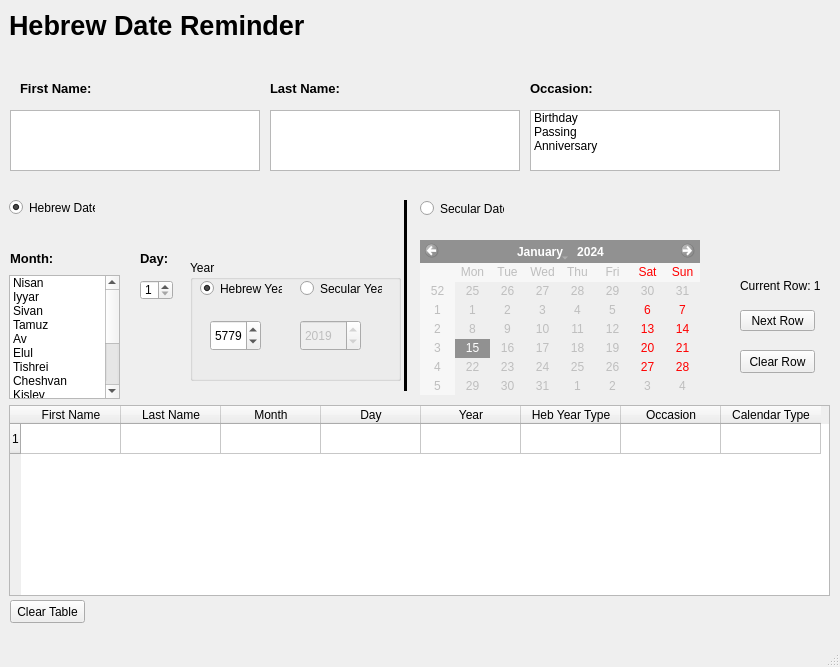
This is app_gui.ui in roovyshapiro/HebrewDateReminder as Qt 5 draws it before an edit. The edited form follows.
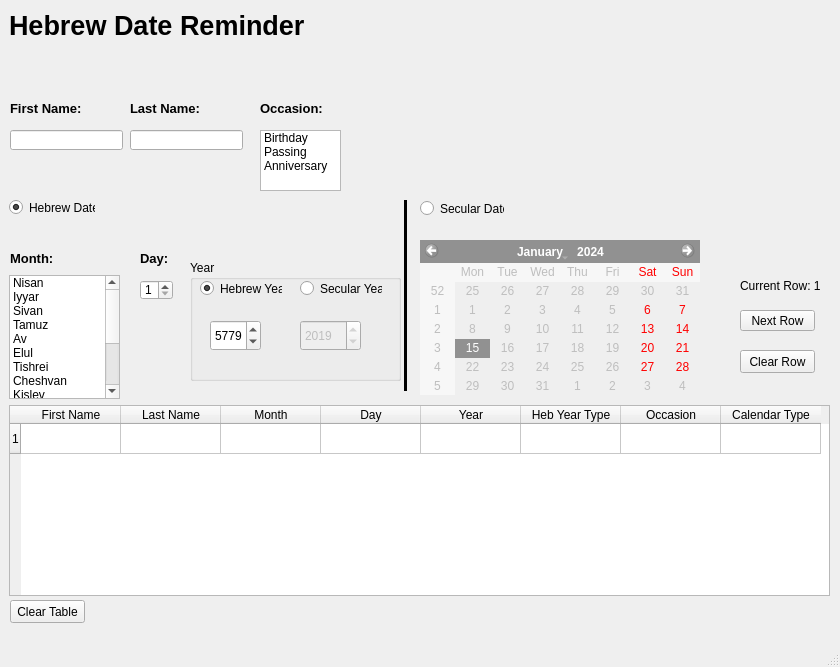
This is the edited form.

Commit message:
Change PlainTextEdit to LineEdit
First name and last name boxes using Line Edit boxes
which are much better designed for 1 word text entries.

The edit to the form file:
```diff
--- a/app_gui.ui
+++ b/app_gui.ui
@@ -100,9 +100,9 @@
    <widget class="QListWidget" name="occasion_list">
     <property name="geometry">
      <rect>
-      <x>530</x>
-      <y>110</y>
-      <width>250</width>
+      <x>260</x>
+      <y>130</y>
+      <width>81</width>
       <height>61</height>
      </rect>
     </property>
@@ -265,31 +265,11 @@
      <string>Day:</string>
     </property>
    </widget>
-   <widget class="QPlainTextEdit" name="first_name">
-    <property name="geometry">
-     <rect>
-      <x>10</x>
-      <y>110</y>
-      <width>250</width>
-      <height>61</height>
-     </rect>
-    </property>
-   </widget>
-   <widget class="QPlainTextEdit" name="last_name">
-    <property name="geometry">
-     <rect>
-      <x>270</x>
-      <y>110</y>
-      <width>250</width>
-      <height>61</height>
-     </rect>
-    </property>
-   </widget>
    <widget class="QLabel" name="label_3">
     <property name="geometry">
      <rect>
-      <x>20</x>
-      <y>80</y>
+      <x>10</x>
+      <y>100</y>
       <width>72</width>
       <height>16</height>
      </rect>
@@ -308,8 +288,8 @@
    <widget class="QLabel" name="label_4">
     <property name="geometry">
      <rect>
-      <x>270</x>
-      <y>80</y>
+      <x>130</x>
+      <y>100</y>
       <width>72</width>
       <height>16</height>
      </rect>
@@ -348,8 +328,8 @@
    <widget class="QLabel" name="label_6">
     <property name="geometry">
      <rect>
-      <x>530</x>
-      <y>80</y>
+      <x>260</x>
+      <y>100</y>
       <width>62</width>
       <height>16</height>
      </rect>
@@ -570,6 +550,44 @@
      <string>Current Row: 1</string>
     </property>
    </widget>
+   <widget class="QLineEdit" name="first_name">
+    <property name="geometry">
+     <rect>
+      <x>10</x>
+      <y>130</y>
+      <width>113</width>
+      <height>20</height>
+     </rect>
+    </property>
+    <property name="text">
+     <string/>
+    </property>
+    <property name="maxLength">
+     <number>50</number>
+    </property>
+    <property name="clearButtonEnabled">
+     <bool>false</bool>
+    </property>
+   </widget>
+   <widget class="QLineEdit" name="last_name">
+    <property name="geometry">
+     <rect>
+      <x>130</x>
+      <y>130</y>
+      <width>113</width>
+      <height>20</height>
+     </rect>
+    </property>
+    <property name="text">
+     <string/>
+    </property>
+    <property name="maxLength">
+     <number>50</number>
+    </property>
+    <property name="clearButtonEnabled">
+     <bool>false</bool>
+    </property>
+   </widget>
   </widget>
   <widget class="QMenuBar" name="menubar">
    <property name="geometry">
```
The commit also changes 1 other file.
